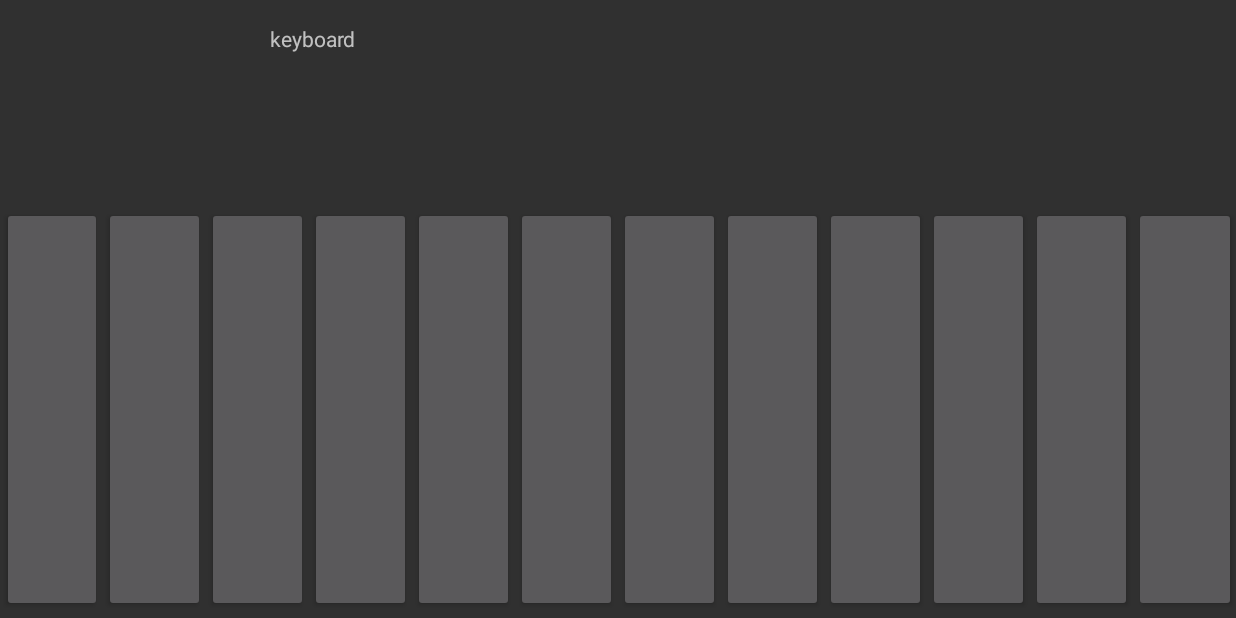
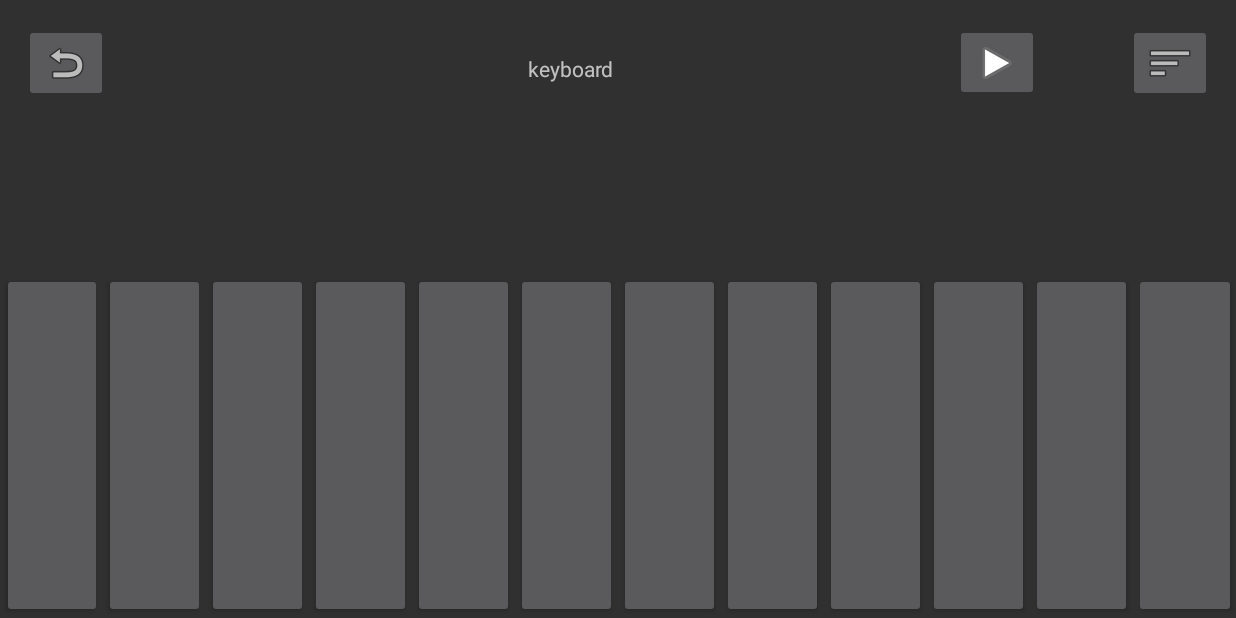
Before and after one commit to zchen665/Meowsic, an Android app: the Keyboard screen opened directly, with no data from a screen before it, on a phone screen of 824 x 412 dp (held sideways). Run offline under Robolectric (Android 15) with nearby library versions, the phone set to English and light mode, and no system bars.

Commit message:
add recording buttons for keyboard

```diff
--- a/app/src/main/AndroidManifest.xml
+++ b/app/src/main/AndroidManifest.xml
@@ -1,6 +1,9 @@
 <?xml version="1.0" encoding="utf-8"?>
 <manifest xmlns:android="http://schemas.android.com/apk/res/android"
     package="com.example.meowsic">
+    <uses-permission android:name="android.permission.RECORD_AUDIO" />
+    <uses-permission android:name="android.permission.STORAGE"/>
+    <uses-permission android:name="android.permission.WRITE_EXTERNAL_STORAGE"/>
 
     <application
         android:allowBackup="true"
--- a/app/src/main/res/layout/key_board.xml
+++ b/app/src/main/res/layout/key_board.xml
@@ -10,22 +10,21 @@
         android:id="@+id/textView5"
         android:layout_width="wrap_content"
         android:layout_height="wrap_content"
-        android:layout_marginStart="180dp"
+        android:layout_marginStart="352dp"
+        android:layout_marginTop="36dp"
         android:text="keyboard"
-        app:layout_constraintBottom_toBottomOf="parent"
         app:layout_constraintStart_toStartOf="parent"
-        app:layout_constraintTop_toTopOf="parent"
-        app:layout_constraintVertical_bias="0.04" />
+        app:layout_constraintTop_toTopOf="parent" />
 
     <LinearLayout
         android:id="@+id/keypad"
         android:layout_width="match_parent"
-        android:layout_height="270dp"
-        android:layout_marginBottom="4dp"
+        android:layout_height="230dp"
         android:layout_weight="0.7"
         android:orientation="horizontal"
         app:layout_constraintBottom_toBottomOf="parent"
-        tools:layout_editor_absoluteX="0dp">
+        app:layout_constraintEnd_toEndOf="parent"
+        app:layout_constraintStart_toStartOf="parent">
 
         <FrameLayout
             android:layout_width="1dp"
@@ -34,11 +33,11 @@
             android:layout_weight="0.083">
 
             <Button
-                android:layout_marginLeft="1dp"
                 android:id="@+id/note_a"
                 android:layout_width="match_parent"
                 android:layout_height="match_parent"
-                android:onClick="hit_a"/>
+                android:layout_marginLeft="1dp"
+                android:onClick="hit_a" />
 
             <!--            <ImageView-->
             <!--                android:id="@+id/note_a_image"-->
@@ -53,11 +52,11 @@
             android:layout_weight="0.083">
 
             <Button
-                android:layout_marginLeft="1dp"
                 android:id="@+id/note_b"
                 android:layout_width="match_parent"
                 android:layout_height="match_parent"
-                android:onClick="hit_b"/>
+                android:layout_marginLeft="1dp"
+                android:onClick="hit_b" />
         </FrameLayout>
 
         <FrameLayout
@@ -67,10 +66,11 @@
             android:layout_weight="0.083">
 
             <Button
-                android:layout_marginLeft="1dp"
                 android:id="@+id/note_c"
                 android:layout_width="match_parent"
-                android:layout_height="match_parent" />
+                android:layout_height="match_parent"
+                android:layout_marginLeft="1dp"
+                android:onClick="hit_c"/>
         </FrameLayout>
 
         <FrameLayout
@@ -80,10 +80,11 @@
             android:layout_weight="0.083">
 
             <Button
-                android:layout_marginLeft="1dp"
                 android:id="@+id/note_d"
                 android:layout_width="match_parent"
-                android:layout_height="match_parent" />
+                android:layout_height="match_parent"
+                android:layout_marginLeft="1dp"
+                android:onClick="hit_d"/>
         </FrameLayout>
 
         <FrameLayout
@@ -93,10 +94,10 @@
             android:layout_weight="0.083">
 
             <Button
-                android:layout_marginLeft="1dp"
                 android:id="@+id/note_e"
                 android:layout_width="match_parent"
-                android:layout_height="match_parent" />
+                android:layout_height="match_parent"
+                android:layout_marginLeft="1dp" />
         </FrameLayout>
 
         <FrameLayout
@@ -106,10 +107,10 @@
             android:layout_weight="0.083">
 
             <Button
-                android:layout_marginLeft="1dp"
                 android:id="@+id/note_f"
                 android:layout_width="match_parent"
-                android:layout_height="match_parent" />
+                android:layout_height="match_parent"
+                android:layout_marginLeft="1dp" />
         </FrameLayout>
 
         <FrameLayout
@@ -119,10 +120,10 @@
             android:layout_weight="0.083">
 
             <Button
-                android:layout_marginLeft="1dp"
                 android:id="@+id/note_g"
                 android:layout_width="match_parent"
-                android:layout_height="match_parent" />
+                android:layout_height="match_parent"
+                android:layout_marginLeft="1dp" />
         </FrameLayout>
 
         <FrameLayout
@@ -132,10 +133,10 @@
             android:layout_weight="0.083">
 
             <Button
-                android:layout_marginLeft="1dp"
                 android:id="@+id/note_h"
                 android:layout_width="match_parent"
-                android:layout_height="match_parent" />
+                android:layout_height="match_parent"
+                android:layout_marginLeft="1dp" />
         </FrameLayout>
 
         <FrameLayout
@@ -145,10 +146,10 @@
             android:layout_weight="0.083">
 
             <Button
-                android:layout_marginLeft="1dp"
                 android:id="@+id/note_i"
                 android:layout_width="match_parent"
-                android:layout_height="match_parent" />
+                android:layout_height="match_parent"
+                android:layout_marginLeft="1dp" />
         </FrameLayout>
 
         <FrameLayout
@@ -158,10 +159,10 @@
             android:layout_weight="0.083">
 
             <Button
-                android:layout_marginLeft="1dp"
                 android:id="@+id/note_j"
                 android:layout_width="match_parent"
-                android:layout_height="match_parent" />
+                android:layout_height="match_parent"
+                android:layout_marginLeft="1dp" />
         </FrameLayout>
 
         <FrameLayout
@@ -171,10 +172,10 @@
             android:layout_weight="0.083">
 
             <Button
-                android:layout_marginLeft="1dp"
                 android:id="@+id/note_k"
                 android:layout_width="match_parent"
-                android:layout_height="match_parent" />
+                android:layout_height="match_parent"
+                android:layout_marginLeft="1dp" />
         </FrameLayout>
 
         <FrameLayout
@@ -184,13 +185,66 @@
             android:layout_weight="0.083">
 
             <Button
-                android:layout_marginLeft="1dp"
                 android:id="@+id/note_l"
                 android:layout_width="match_parent"
-                android:layout_height="match_parent" />
+                android:layout_height="match_parent"
+                android:layout_marginLeft="1dp" />
         </FrameLayout>
 
     </LinearLayout>
 
+    <ImageButton
+        android:id="@+id/k_return_btn"
+        android:layout_width="wrap_content"
+        android:layout_height="wrap_content"
+        android:layout_marginStart="16dp"
+        android:layout_marginTop="16dp"
+        app:layout_constraintStart_toStartOf="parent"
+        app:layout_constraintTop_toTopOf="parent"
+        app:srcCompat="@android:drawable/ic_menu_revert" />
+
+    <LinearLayout
+        android:layout_width="115dp"
+        android:layout_height="51dp"
+        android:layout_marginTop="16dp"
+        app:layout_constraintEnd_toStartOf="@+id/to_list_btn"
+        app:layout_constraintTop_toTopOf="parent">
+
+
+        <ImageButton
+            android:id="@+id/kpanel_first_btn"
+            android:layout_width="wrap_content"
+            android:layout_height="wrap_content"
+            android:layout_alignParentStart="true"
+            android:layout_alignParentTop="true"
+            android:layout_marginStart="0dp"
+            android:layout_marginTop="0dp"
+            android:onClick="click_start_pause"
+            app:layout_constraintEnd_toEndOf="parent"
+            app:layout_constraintTop_toTopOf="parent"
+            app:srcCompat="@android:drawable/ic_media_play" />
+
+        <ImageButton
+            android:id="@+id/kpanel_stop_btn"
+            android:layout_width="56dp"
+            android:layout_height="match_parent"
+            android:visibility="invisible"
+            app:srcCompat="@android:drawable/alert_light_frame"
+            tools:layout_editor_absoluteX="248dp"
+            tools:layout_editor_absoluteY="192dp"
+            android:onClick="click_stop"/>
+
+    </LinearLayout>
+
+    <ImageButton
+        android:id="@+id/to_list_btn"
+        android:layout_width="wrap_content"
+        android:layout_height="wrap_content"
+        android:layout_marginTop="16dp"
+        android:layout_marginEnd="16dp"
+        app:layout_constraintEnd_toEndOf="parent"
+        app:layout_constraintTop_toTopOf="parent"
+        app:srcCompat="@android:drawable/ic_menu_sort_by_size" />
+
 
 </androidx.constraintlayout.widget.ConstraintLayout>
```
Also changed, not shown: app/src/main/java/com/example/meowsic/Keyboard.java (+147 -21 lines).
